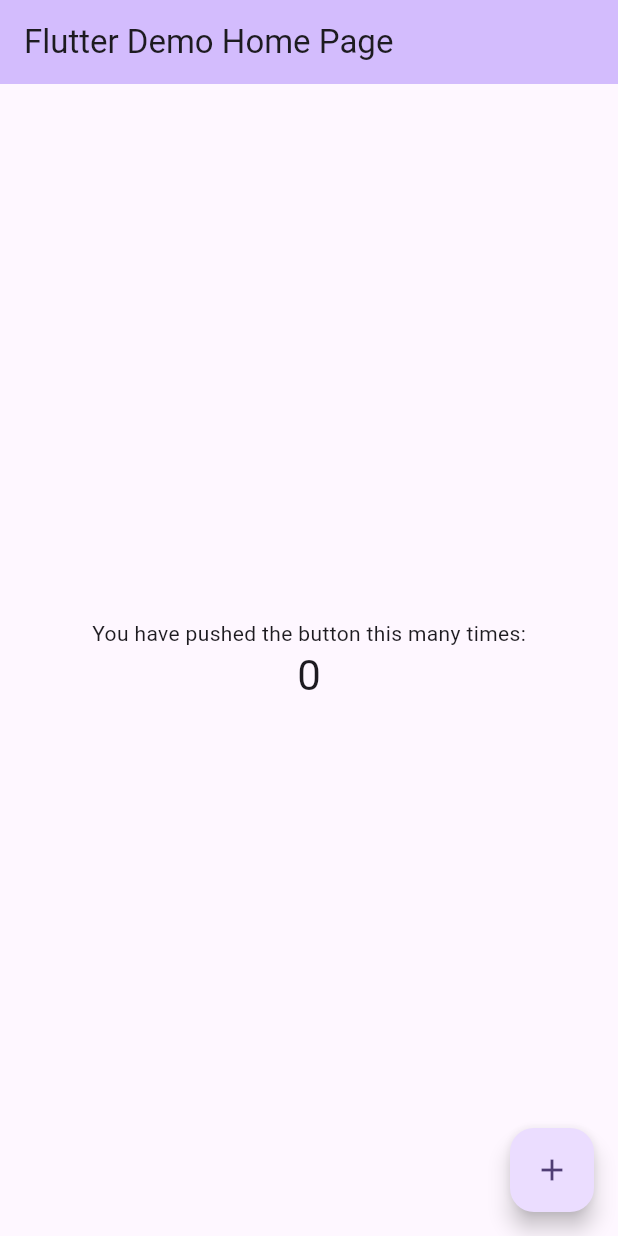
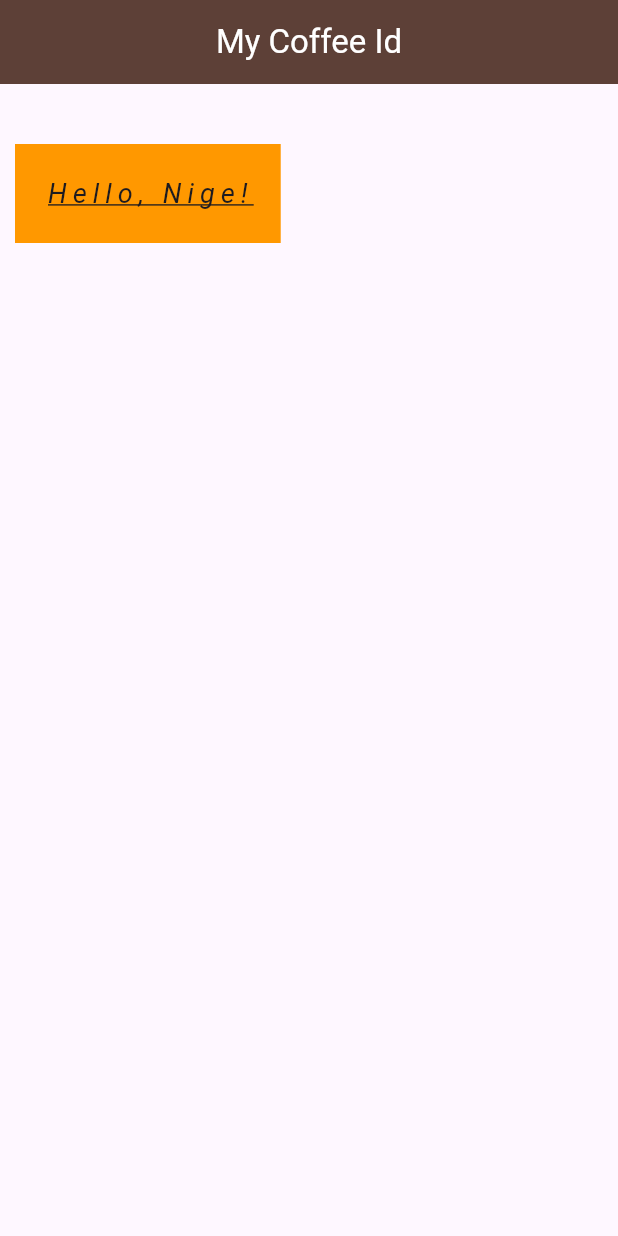
Before and after one commit to weebuns/coffee_card, a Flutter app: the screen it shows after launch, on a phone screen of 412 x 824 dp. Run offline on Flutter 3.47's test engine with Material 3 defaults, Android fonts, the phone set to English and light mode, and no system bars.

Commit message:
quick course update

```diff
--- a/lib/main.dart
+++ b/lib/main.dart
@@ -1,122 +1,41 @@
 import 'package:flutter/material.dart';
 
 void main() {
-  runApp(const MyApp());
+  runApp(
+    MaterialApp(
+      home: Scaffold(
+        appBar: AppBar(
+          title: const Text('My Coffee Id'),
+          backgroundColor: Colors.brown[700],
+          centerTitle: true,
+          foregroundColor: Colors.white,
+        ),
+        body: const Home(),
+      ),
+    ),
+  );
 }
 
-class MyApp extends StatelessWidget {
-  const MyApp({super.key});
+class Home extends StatelessWidget {
+  const Home({super.key});
 
-  // This widget is the root of your application.
   @override
   Widget build(BuildContext context) {
-    return MaterialApp(
-      title: 'Flutter Demo',
-      theme: ThemeData(
-        // This is the theme of your application.
-        //
-        // TRY THIS: Try running your application with "flutter run". You'll see
-        // the application has a purple toolbar. Then, without quitting the app,
-        // try changing the seedColor in the colorScheme below to Colors.green
-        // and then invoke "hot reload" (save your changes or press the "hot
-        // reload" button in a Flutter-supported IDE, or press "r" if you used
-        // the command line to start the app).
-        //
-        // Notice that the counter didn't reset back to zero; the application
-        // state is not lost during the reload. To reset the state, use hot
-        // restart instead.
-        //
-        // This works for code too, not just values: Most code changes can be
-        // tested with just a hot reload.
-        colorScheme: ColorScheme.fromSeed(seedColor: Colors.deepPurple),
+    return Container(
+      color: Colors.orange,
+      // width: 200,
+      // height: 100,
+      padding: EdgeInsets.all(20),
+      margin: const EdgeInsets.fromLTRB(10, 40, 0, 0),
+      child: Text(
+        'Hello, Nige!',
+        style: TextStyle(
+          fontSize: 18,
+          letterSpacing: 4,
+          decoration: TextDecoration.underline,
+          fontStyle: FontStyle.italic,
+        ),
       ),
-      home: const MyHomePage(title: 'Flutter Demo Home Page'),
     );
   }
 }
-
-class MyHomePage extends StatefulWidget {
-  const MyHomePage({super.key, required this.title});
-
-  // This widget is the home page of your application. It is stateful, meaning
-  // that it has a State object (defined below) that contains fields that affect
-  // how it looks.
-
-  // This class is the configuration for the state. It holds the values (in this
-  // case the title) provided by the parent (in this case the App widget) and
-  // used by the build method of the State. Fields in a Widget subclass are
-  // always marked "final".
-
-  final String title;
-
-  @override
-  State<MyHomePage> createState() => _MyHomePageState();
-}
-
-class _MyHomePageState extends State<MyHomePage> {
-  int _counter = 0;
-
-  void _incrementCounter() {
-    setState(() {
-      // This call to setState tells the Flutter framework that something has
-      // changed in this State, which causes it to rerun the build method below
-      // so that the display can reflect the updated values. If we changed
-      // _counter without calling setState(), then the build method would not be
-      // called again, and so nothing would appear to happen.
-      _counter++;
-    });
-  }
-
-  @override
-  Widget build(BuildContext context) {
-    // This method is rerun every time setState is called, for instance as done
-    // by the _incrementCounter method above.
-    //
-    // The Flutter framework has been optimized to make rerunning build methods
-    // fast, so that you can just rebuild anything that needs updating rather
-    // than having to individually change instances of widgets.
-    return Scaffold(
-      appBar: AppBar(
-        // TRY THIS: Try changing the color here to a specific color (to
-        // Colors.amber, perhaps?) and trigger a hot reload to see the AppBar
-        // change color while the other colors stay the same.
-        backgroundColor: Theme.of(context).colorScheme.inversePrimary,
-        // Here we take the value from the MyHomePage object that was created by
-        // the App.build method, and use it to set our appbar title.
-        title: Text(widget.title),
-      ),
-      body: Center(
-        // Center is a layout widget. It takes a single child and positions it
-        // in the middle of the parent.
-        child: Column(
-          // Column is also a layout widget. It takes a list of children and
-          // arranges them vertically. By default, it sizes itself to fit its
-          // children horizontally, and tries to be as tall as its parent.
-          //
-          // Column has various properties to control how it sizes itself and
-          // how it positions its children. Here we use mainAxisAlignment to
-          // center the children vertically; the main axis here is the vertical
-          // axis because Columns are vertical (the cross axis would be
-          // horizontal).
-          //
-          // TRY THIS: Invoke "debug painting" (choose the "Toggle Debug Paint"
-          // action in the IDE, or press "p" in the console), to see the
-          // wireframe for each widget.
-          mainAxisAlignment: MainAxisAlignment.center,
-          children: <Widget>[
-            const Text('You have pushed the button this many times:'),
-            Text(
-              '$_counter',
-              style: Theme.of(context).textTheme.headlineMedium,
-            ),
-          ],
-        ),
-      ),
-      floatingActionButton: FloatingActionButton(
-        onPressed: _incrementCounter,
-        tooltip: 'Increment',
-        child: const Icon(Icons.add),
-      ), // This trailing comma makes auto-formatting nicer for build methods.
-    );
-  }
-}
```
